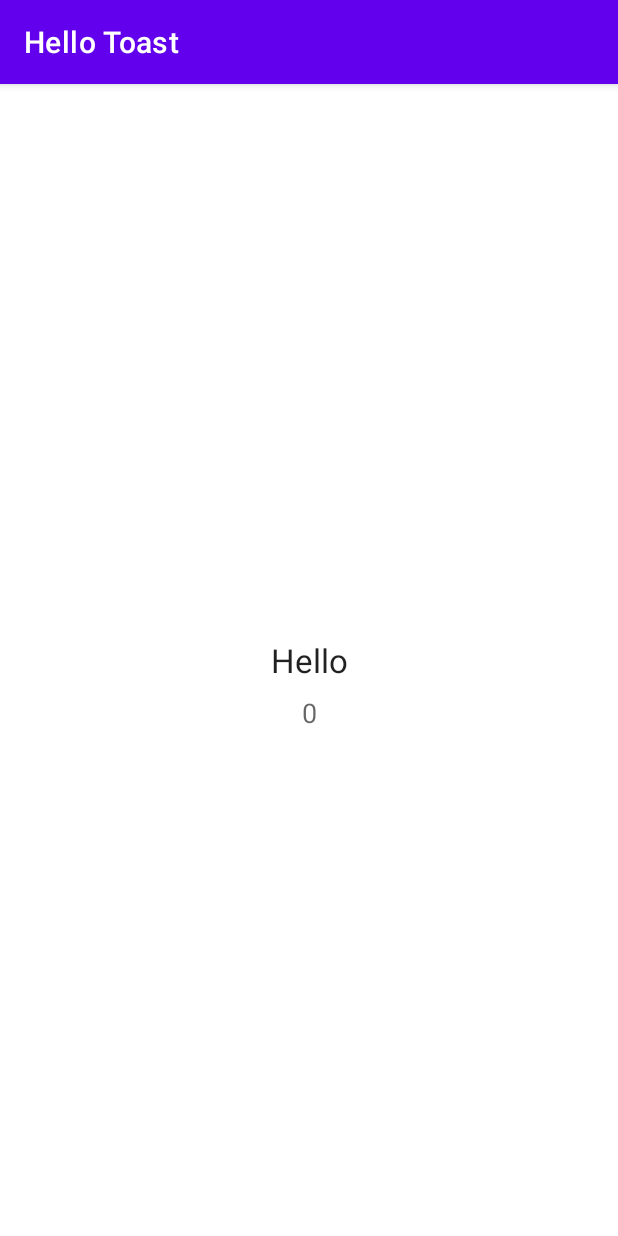
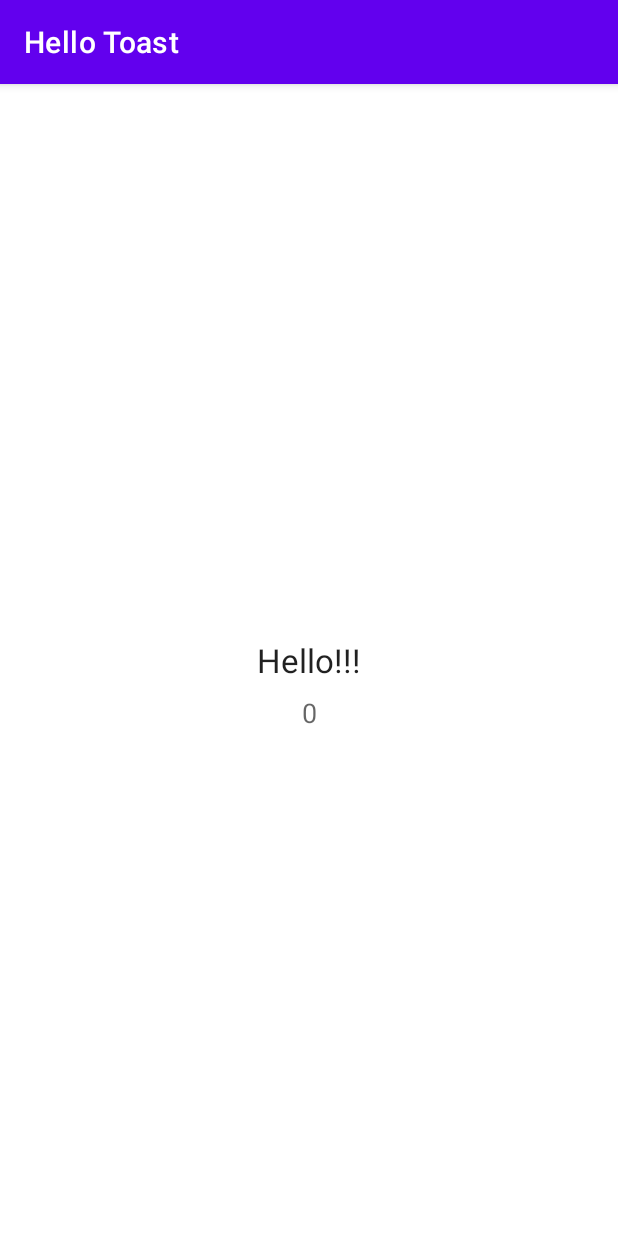
Before and after one commit to axutoz19/ActivitiesandIntent-Homework, an Android app: the SecondActivity screen opened directly, with no data from a screen before it, on a phone screen of 412 x 824 dp. Run offline under Robolectric (Android 15) with nearby library versions, the phone set to English and light mode, and no system bars.

Commit message:
Activities and Intents Homework Done

```diff
--- a/app/src/main/res/values/strings.xml
+++ b/app/src/main/res/values/strings.xml
@@ -4,6 +4,6 @@
     <string name="button_label_count">Count</string>
     <string name="count_initial_value">0</string>
     <string name="toast_message">Hello Toast</string>
-    <string name="hello">Hello</string>
+    <string name="hello">Hello!!!</string>
     <string name="number">0</string>
 </resources>
```
